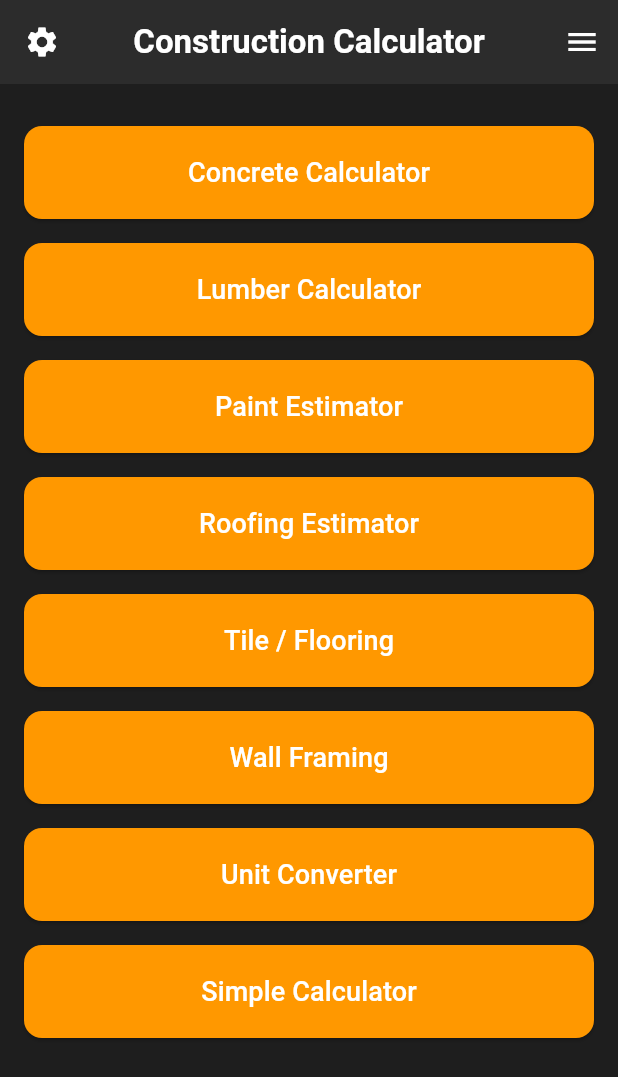
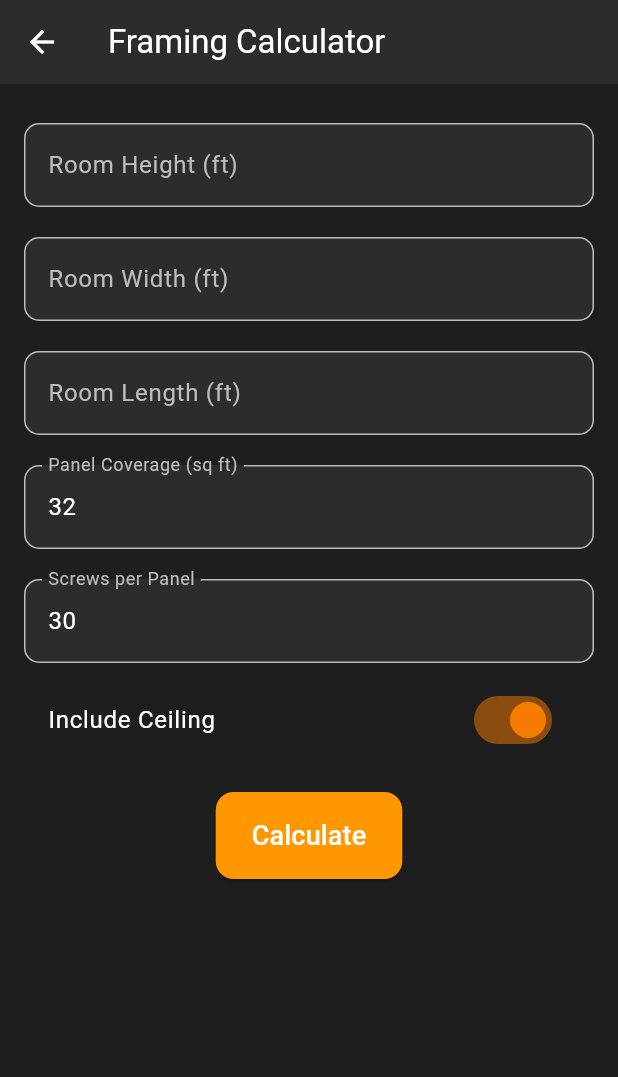
Before and after one commit to savannahharvey/construction_calculator, a Flutter app: the screen it shows after launch, after a tap on "Wall Framing", on a phone screen of 412 x 824 dp. Shown: the top 1077 px of the screen. Run offline on Flutter 3.47's test engine with Material 3 defaults, Android fonts, the phone set to English and light mode, and no system bars.

Commit message:
changed colors in concrete screen, added framing calculator and route from home screen

```diff
--- a/lib/screens/concrete_calculator_screen.dart
+++ b/lib/screens/concrete_calculator_screen.dart
@@ -451,7 +451,8 @@ class _ConcreteCalculatorScreenState extends State<ConcreteCalculatorScreen> {
     final orderedMeters = _convertToCubicMeters(ordered, _orderedUnit);
     final difference = orderedMeters - totalNeeded;
     final percent = ((difference / totalNeeded) * 100).toStringAsFixed(1);
-  final isOver = difference >= 0;
+    final isOverLow = difference >= 0 && ((difference / totalNeeded) * 100) < 15;
+    final isOverHigh = difference >= 0 && ((difference / totalNeeded) * 100) >= 15;
 
     final diffFeet = difference / 0.0283168;
     final diffYards = diffFeet / 27;
@@ -460,9 +461,9 @@ class _ConcreteCalculatorScreenState extends State<ConcreteCalculatorScreen> {
       crossAxisAlignment: CrossAxisAlignment.start,
       children: [
         Text(
-        isOver ? 'Overage (Extra Ordered):' : 'Shortage (Under Ordered):',
+          ordered > 0 ? 'Overage (Extra Ordered):' : 'Shortage (Under Ordered):',
           style: TextStyle(
-          color: isOver ? Colors.green : Colors.redAccent,
+            color: isOverLow ? Colors.green : isOverHigh ? Colors.yellow: Colors.redAccent,
             fontWeight: FontWeight.bold,
             fontSize: 18,
           ),
@@ -481,14 +482,13 @@ class _ConcreteCalculatorScreenState extends State<ConcreteCalculatorScreen> {
           style: const TextStyle(color: AppColors.textPrimary),
         ),
         Text(
-        '- Percentage: ${isOver ? '+' : '-'}$percent%',
+          '- Percentage: ${isOverLow || isOverHigh ? '+' : '-'}$percent%',
           style: TextStyle(
-          color: isOver ? Colors.green : Colors.redAccent,
+            color: isOverLow ? Colors.green : isOverHigh ? Colors.yellow: Colors.redAccent,
             fontWeight: FontWeight.bold,
           ),
         ),
       ],
     );
   }
-
 }
--- /dev/null
+++ b/lib/screens/framing_calculator_screen.dart
@@ -0,0 +1,123 @@
+import 'package:flutter/material.dart';
+import 'package:construction_calculator/theme/app_colors.dart';
+
+class FramingCalculatorScreen extends StatefulWidget {
+  const FramingCalculatorScreen({super.key});
+
+  @override
+  State<FramingCalculatorScreen> createState() => _FramingCalculatorScreenState();
+}
+
+class _FramingCalculatorScreenState extends State<FramingCalculatorScreen> {
+  final _heightController = TextEditingController();
+  final _widthController = TextEditingController();
+  final _lengthController = TextEditingController();
+  final _panelCoverageController = TextEditingController(text: '32'); // sq ft
+  final _screwsPerPanelController = TextEditingController(text: '30');
+
+  bool includeCeiling = true;
+
+  double totalArea = 0;
+  int totalPanels = 0;
+  int totalScrews = 0;
+
+  void calculateDrywall() {
+    final double? height = double.tryParse(_heightController.text);
+    final double? width = double.tryParse(_widthController.text);
+    final double? length = double.tryParse(_lengthController.text);
+    final double? panelCoverage = double.tryParse(_panelCoverageController.text);
+    final int? screwsPerPanel = int.tryParse(_screwsPerPanelController.text);
+
+    if (height == null || width == null || length == null || panelCoverage == null || screwsPerPanel == null) {
+      return;
+    }
+
+    // Wall area: 2*(height × width) + 2*(height × length)
+    double wallArea = 2 * (height * width) + 2 * (height * length);
+    double ceilingArea = includeCeiling ? width * length : 0;
+    totalArea = wallArea + ceilingArea;
+
+    totalPanels = (totalArea / panelCoverage).ceil();
+    totalScrews = totalPanels * screwsPerPanel;
+
+    setState(() {});
+  }
+
+  @override
+  Widget build(BuildContext context) {
+    return Scaffold(
+      backgroundColor: AppColors.scaffoldBackground,
+      appBar: AppBar(
+        backgroundColor: AppColors.surface,
+        title: const Text('Framing Calculator', style: TextStyle(color: AppColors.textPrimary)),
+        leading: IconButton(
+          icon: const Icon(Icons.arrow_back, color: AppColors.textPrimary),
+          onPressed: () => Navigator.pop(context),
+        ),
+      ),
+      body: SingleChildScrollView(
+        padding: const EdgeInsets.all(16),
+        child: Column(
+          children: [
+            _buildInputField('Room Height (ft)', _heightController),
+            _buildInputField('Room Width (ft)', _widthController),
+            _buildInputField('Room Length (ft)', _lengthController),
+            _buildInputField('Panel Coverage (sq ft)', _panelCoverageController),
+            _buildInputField('Screws per Panel', _screwsPerPanelController),
+            SwitchListTile(
+              value: includeCeiling,
+              onChanged: (val) => setState(() => includeCeiling = val),
+              title: const Text('Include Ceiling', style: TextStyle(color: AppColors.textPrimary)),
+              activeColor: AppColors.accentOrange,
+            ),
+            const SizedBox(height: 20),
+            ElevatedButton(
+              onPressed: calculateDrywall,
+              style: ElevatedButton.styleFrom(
+                backgroundColor: AppColors.buttonBackground,
+                foregroundColor: AppColors.buttonText,
+                padding: const EdgeInsets.symmetric(vertical: 16.0, horizontal: 24.0),
+                shape: RoundedRectangleBorder(borderRadius: BorderRadius.circular(12)),
+              ),
+              child: const Text('Calculate', style: TextStyle(fontSize: 18)),
+            ),
+            const SizedBox(height: 30),
+            if (totalPanels > 0) _buildResults()
+          ],
+        ),
+      ),
+    );
+  }
+
+  Widget _buildInputField(String label, TextEditingController controller) {
+    return Padding(
+      padding: const EdgeInsets.symmetric(vertical: 10),
+      child: TextField(
+        controller: controller,
+        style: const TextStyle(color: AppColors.textPrimary),
+        keyboardType: TextInputType.number,
+        decoration: InputDecoration(
+          labelText: label,
+          labelStyle: const TextStyle(color: AppColors.textSecondary),
+          filled: true,
+          fillColor: AppColors.surface,
+          border: OutlineInputBorder(borderRadius: BorderRadius.circular(10)),
+        ),
+      ),
+    );
+  }
+
+  Widget _buildResults() {
+    return Column(
+      crossAxisAlignment: CrossAxisAlignment.start,
+      children: [
+        Text('📐 Total Area: ${totalArea.toStringAsFixed(2)} sq ft',
+            style: const TextStyle(color: AppColors.textPrimary, fontSize: 16)),
+        Text('🧱 Panels Needed: $totalPanels',
+            style: const TextStyle(color: AppColors.textPrimary, fontSize: 16)),
+        Text('🔩 Screws Needed: $totalScrews',
+            style: const TextStyle(color: AppColors.textPrimary, fontSize: 16)),
+      ],
+    );
+  }
+}
--- a/lib/screens/home_screen.dart
+++ b/lib/screens/home_screen.dart
@@ -1,6 +1,7 @@
 import 'package:flutter/material.dart';
 import 'package:construction_calculator/theme/app_colors.dart'; // color theme
 import 'package:construction_calculator/screens/concrete_calculator_screen.dart';
+import 'package:construction_calculator/screens/framing_calculator_screen.dart';
 
 
 class HomeScreen extends StatelessWidget {
@@ -8,16 +9,18 @@ class HomeScreen extends StatelessWidget {
 
   @override
   Widget build(BuildContext context) {
-    final List<String> buttonTitles = [
-      'Concrete Calculator',
-      'Lumber Calculator',
-      'Paint Estimator',
-      'Roofing Estimator',
-      'Tile / Flooring',
-      'Wall Framing',
-      'Unit Converter',
-      'Simple Calculator',
-    ];
+    final Map<String, Widget> routeMap = {
+      'Concrete Calculator': const ConcreteCalculatorScreen(),
+      'Wall Framing': const FramingCalculatorScreen(),
+      // Add more pages here as needed
+      'Lumber Calculator': Placeholder(), // temp placeholders
+      'Paint Estimator': Placeholder(),
+      'Roofing Estimator': Placeholder(),
+      'Tile / Flooring': Placeholder(),
+      'Unit Converter': Placeholder(),
+      'Simple Calculator': Placeholder(),
+    };
+
 
     return Scaffold(
       appBar: AppBar(
@@ -48,9 +51,12 @@ class HomeScreen extends StatelessWidget {
       body: Padding(
         padding: const EdgeInsets.symmetric(vertical: 20.0, horizontal: 16.0),
         child: Column(
-          children: buttonTitles
-              .map(
-                (title) => Padding(
+          children: routeMap.entries.map(
+            (entry) {
+              final title = entry.key;
+              final screen = entry.value;
+
+              return Padding(
                 padding: const EdgeInsets.symmetric(vertical: 8.0),
                 child: SizedBox(
                   width: double.infinity,
@@ -64,16 +70,10 @@ class HomeScreen extends StatelessWidget {
                       ),
                     ),
                     onPressed: () {
-                        if (title == 'Concrete Calculator') {
                       Navigator.push(
                         context,
-                            MaterialPageRoute(
-                              builder: (context) => const ConcreteCalculatorScreen(),
-                            ),
+                        MaterialPageRoute(builder: (context) => screen),
                       );
-                        } else {
-                          // TODO: Add other page routes later
-                        }
                     },
                     child: Text(
                       title,
@@ -84,9 +84,9 @@ class HomeScreen extends StatelessWidget {
                     ),
                   ),
                 ),
-                ),
-              )
-              .toList(),
+              );
+            },
+          ).toList(),
         ),
       ),
     );
```
Lines whose indentation alone changed are shown as unchanged.
